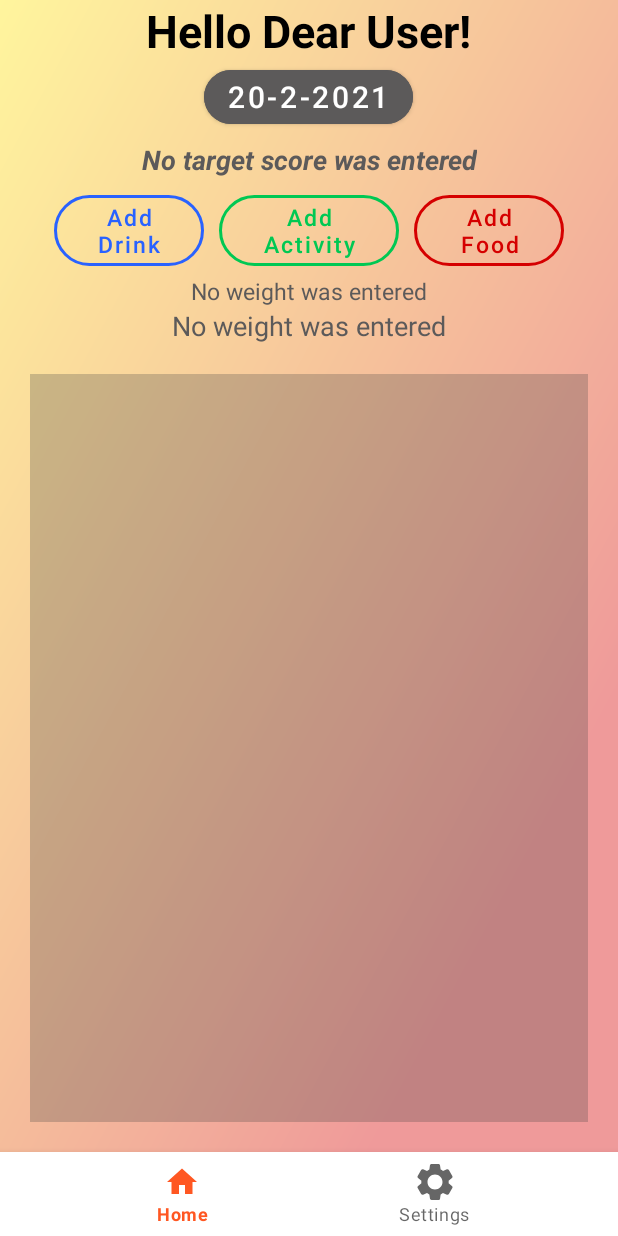
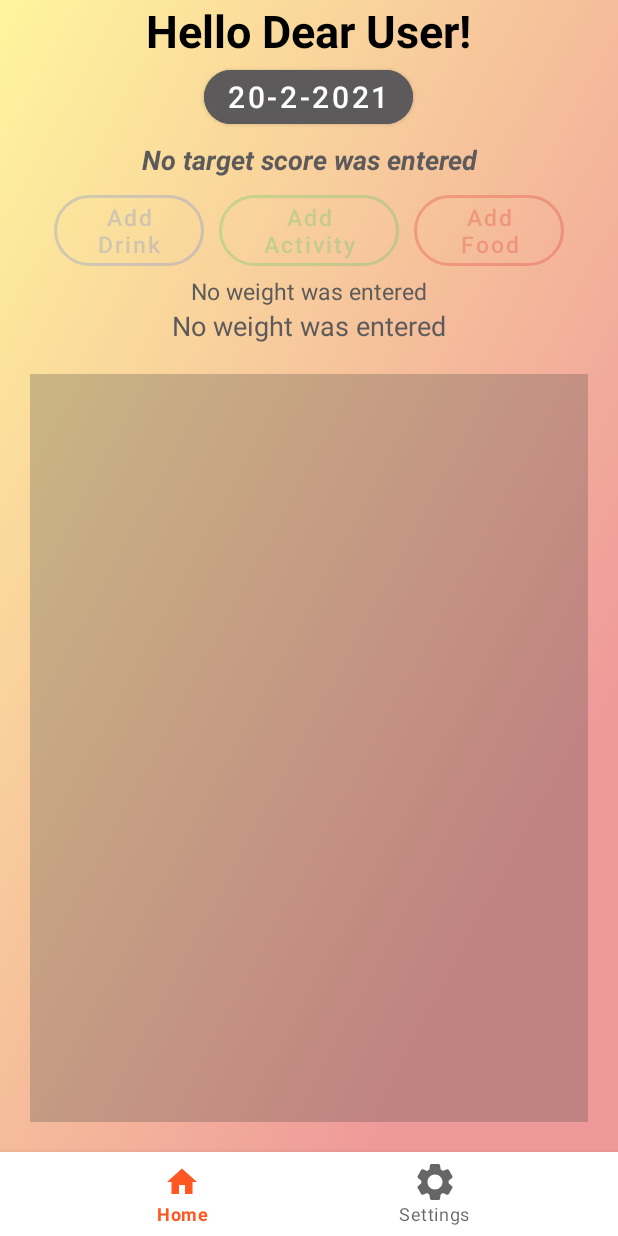
Before and after one commit to roeeavir/BHBH_BeHealthyBeHappy, an Android app: the HomeFragment screen opened directly, with no data from a screen before it, on a phone screen of 412 x 824 dp. Run offline under Robolectric (Android 15) with nearby library versions, the phone set to English and light mode, and no system bars; our stand-ins replace Firebase (no records; nobody signed in at launch, a user with empty details on screens opened directly), navigation-ui; pictures from the network do not load.

Commit message:
Prevents user from adding items before setting info

```diff
--- a/app/src/main/java/com/example/bhbh_behealthybehappy/Fragments/HomeFragment.java
+++ b/app/src/main/java/com/example/bhbh_behealthybehappy/Fragments/HomeFragment.java
@@ -366,10 +366,12 @@ public class HomeFragment extends Fragment implements DatePickerDialog.OnDateSet
                     main_LBL_weight.setText(getActivity().getResources().getString(R.string.weight_none));
                     main_LBL_bmi.setText(getActivity().getResources().getString(R.string.weight_none));
                     main_LBL_progress.setText(getActivity().getResources().getString(R.string.score_none));
+                    setButtons(false);
                     Log.d("pttt", "User has no name yet");
                 } else {
                     try {
                         if (getActivity() != null) {
+                            setButtons(true);
                             double bmi = (double) userInfo.getUserWeight() / Math.pow((double) userInfo.getUserHeight() / 100, 2);
                             s = getActivity().getResources().getString(R.string.hello) + " " +
                                     userInfo.getUserName();
@@ -416,6 +418,16 @@ public class HomeFragment extends Fragment implements DatePickerDialog.OnDateSet
         main_BTN_addDrink.setEnabled(b);
         main_BTN_addActivity.setEnabled(b);
         main_BTN_addFood.setEnabled(b);
+        if (!b){
+            main_BTN_addDrink.setAlpha((float) 0.2);
+            main_BTN_addActivity.setAlpha((float) 0.2);
+            main_BTN_addFood.setAlpha((float) 0.2);
+        }else{
+            main_BTN_addDrink.setAlpha((float) 1);
+            main_BTN_addActivity.setAlpha((float) 1);
+            main_BTN_addFood.setAlpha((float) 1);
+        }
+
     }
 
     private void findViews(View root) {// Initializes views
```
